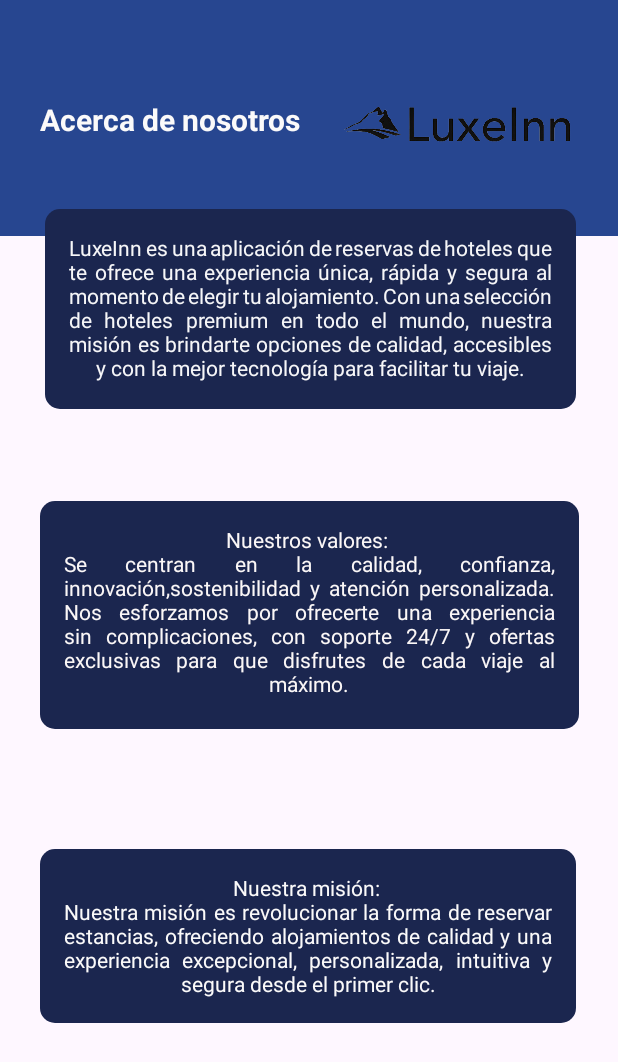
After one commit to ManuelCalam/LuxeInn, an Android app: the NostrosActivity screen opened directly, with no data from a screen before it, on a phone screen of 412 x 824 dp. The commit adds this screen. Shown: the top 1062 px of the screen. Run offline under Robolectric (Android 15) with nearby library versions, the phone set to English and light mode, and no system bars.

Commit message:
Acerca de nosotros

```diff
--- a/app/src/main/AndroidManifest.xml
+++ b/app/src/main/AndroidManifest.xml
@@ -4,8 +4,6 @@
 
     <uses-permission android:name="android.permission.INTERNET" />
     <uses-permission android:name="android.permission.ACCESS_NETWORK_STATE" />
-
-
 
     <application
         android:allowBackup="true"
@@ -17,6 +15,9 @@
         android:supportsRtl="true"
         android:theme="@style/Theme.LuxeInn"
         tools:targetApi="31">
+        <activity
+            android:name=".NostrosActivity"
+            android:exported="false" />
 
         <receiver android:name=".NotificationReceiver" />
 
--- a/app/src/main/java/com/example/luxeinn/MainActivity.kt
+++ b/app/src/main/java/com/example/luxeinn/MainActivity.kt
@@ -10,8 +10,6 @@ import android.os.Bundle
 import android.view.Menu
 import android.view.MenuItem
 import androidx.appcompat.widget.Toolbar
-import android.app.PendingIntent
-
 import java.util.Calendar
 
 class MainActivity : AppCompatActivity() {
@@ -40,7 +38,6 @@ class MainActivity : AppCompatActivity() {
             interval.toLong(),
             pendingIntent
         )
-
     }
 
     // Inflar el menú de desbordamiento
--- /dev/null
+++ b/app/src/main/java/com/example/luxeinn/NostrosActivity.kt
@@ -0,0 +1,20 @@
+package com.example.luxeinn
+
+import android.os.Bundle
+import androidx.activity.enableEdgeToEdge
+import androidx.appcompat.app.AppCompatActivity
+import androidx.core.view.ViewCompat
+import androidx.core.view.WindowInsetsCompat
+
+class NostrosActivity : AppCompatActivity() {
+    override fun onCreate(savedInstanceState: Bundle?) {
+        super.onCreate(savedInstanceState)
+        enableEdgeToEdge()
+        setContentView(R.layout.activity_nostros)
+        ViewCompat.setOnApplyWindowInsetsListener(findViewById(R.id.main)) { v, insets ->
+            val systemBars = insets.getInsets(WindowInsetsCompat.Type.systemBars())
+            v.setPadding(systemBars.left, systemBars.top, systemBars.right, systemBars.bottom)
+            insets
+        }
+    }
+}
--- /dev/null
+++ b/app/src/main/res/drawable/rounded_background.xml
@@ -0,0 +1,4 @@
+<shape xmlns:android="http://schemas.android.com/apk/res/android">
+    <solid android:color="#1B264F" /> <!-- Color de fondo -->
+    <corners android:radius="10dp" /> <!-- Bordes redondeados -->
+</shape>
--- /dev/null
+++ b/app/src/main/res/layout/activity_nostros.xml
@@ -0,0 +1,130 @@
+<?xml version="1.0" encoding="utf-8"?>
+<androidx.constraintlayout.widget.ConstraintLayout xmlns:android="http://schemas.android.com/apk/res/android"
+    xmlns:app="http://schemas.android.com/apk/res-auto"
+    xmlns:tools="http://schemas.android.com/tools"
+    android:id="@+id/main"
+    android:layout_width="match_parent"
+    android:layout_height="match_parent"
+    tools:context=".NostrosActivity">
+
+    <androidx.appcompat.widget.Toolbar
+        android:id="@+id/toolbar2"
+        android:layout_width="415dp"
+        android:layout_height="157dp"
+        android:background="#274690"
+        android:minHeight="?attr/actionBarSize"
+        android:theme="?attr/actionBarTheme"
+        app:layout_constraintBottom_toBottomOf="parent"
+        app:layout_constraintEnd_toEndOf="parent"
+        app:layout_constraintHorizontal_bias="0.0"
+        app:layout_constraintStart_toStartOf="parent"
+        app:layout_constraintTop_toTopOf="parent"
+        app:layout_constraintVertical_bias="0.0" />
+
+    <androidx.constraintlayout.widget.ConstraintLayout
+        android:layout_width="match_parent"
+        android:layout_height="match_parent"
+        tools:layout_editor_absoluteX="33dp"
+        tools:layout_editor_absoluteY="183dp">
+
+        <androidx.constraintlayout.widget.ConstraintLayout
+            android:layout_width="match_parent"
+            android:layout_height="match_parent"
+            tools:layout_editor_absoluteX="0dp"
+            tools:layout_editor_absoluteY="30dp">
+
+            <TextView
+                android:id="@+id/txtInfoMision"
+                android:layout_width="357dp"
+                android:layout_height="116dp"
+                android:layout_marginStart="26dp"
+                android:layout_marginTop="4dp"
+                android:layout_marginEnd="28dp"
+                android:layout_marginBottom="120dp"
+                android:background="@drawable/rounded_background"
+                android:hint="@string/infoMision"
+                android:justificationMode="inter_word"
+                android:padding="16dp"
+                android:textAlignment="center"
+                android:textColorHint="#FBFAFA"
+                android:textSize="14sp"
+                app:layout_constraintBottom_toBottomOf="parent"
+                app:layout_constraintEnd_toEndOf="parent"
+                app:layout_constraintStart_toStartOf="parent"
+                app:layout_constraintTop_toBottomOf="@+id/txtInfoValores" />
+
+            <TextView
+                android:id="@+id/txtInfoValores"
+                android:layout_width="359dp"
+                android:layout_height="152dp"
+                android:layout_marginStart="26dp"
+                android:layout_marginTop="17dp"
+                android:layout_marginEnd="26dp"
+                android:layout_marginBottom="54dp"
+                android:background="@drawable/rounded_background"
+                android:hint="@string/infoValores"
+                android:justificationMode="inter_word"
+                android:padding="16dp"
+                android:textAlignment="center"
+                android:textColorHint="#FBF7F7"
+                android:textSize="14sp"
+                app:layout_constraintBottom_toTopOf="@+id/txtInfoMision"
+                app:layout_constraintEnd_toEndOf="parent"
+                app:layout_constraintStart_toStartOf="parent"
+                app:layout_constraintTop_toBottomOf="@+id/txtLuxeInn" />
+
+            <TextView
+                android:id="@+id/txtLuxeInn"
+                android:layout_width="354dp"
+                android:layout_height="133dp"
+                android:layout_marginStart="29dp"
+                android:layout_marginTop="-60dp"
+                android:layout_marginEnd="28dp"
+                android:layout_marginBottom="21dp"
+                android:background="@drawable/rounded_background"
+                android:hint="@string/LuxeInn"
+                android:justificationMode="inter_word"
+                android:padding="16dp"
+                android:textAlignment="center"
+                android:textColorHint="#F6F6F8"
+                android:textSize="14sp"
+                app:layout_constraintBottom_toTopOf="@+id/txtInfoValores"
+                app:layout_constraintEnd_toEndOf="parent"
+                app:layout_constraintStart_toStartOf="parent"
+                app:layout_constraintTop_toBottomOf="@+id/imageView2" />
+
+            <ImageView
+                android:id="@+id/imageView2"
+                android:layout_width="189dp"
+                android:layout_height="66dp"
+                android:layout_marginTop="36dp"
+                android:layout_marginEnd="13dp"
+                android:layout_marginBottom="53dp"
+                app:layout_constraintBottom_toTopOf="@+id/txtLuxeInn"
+                app:layout_constraintEnd_toEndOf="parent"
+                app:layout_constraintStart_toEndOf="@+id/txtNosotros"
+                app:layout_constraintTop_toTopOf="parent"
+                app:srcCompat="@drawable/logo" />
+
+            <TextView
+                android:id="@+id/txtNosotros"
+                android:layout_width="wrap_content"
+                android:layout_height="wrap_content"
+                android:layout_marginStart="26dp"
+                android:layout_marginTop="54dp"
+                android:layout_marginEnd="7dp"
+                android:layout_marginBottom="34dp"
+                android:backgroundTint="#8E1F1F"
+                android:hint="@string/nosotros"
+                android:textColorHint="#FBFAFA"
+                android:textSize="20sp"
+                android:textStyle="bold"
+                app:layout_constraintBottom_toTopOf="@+id/txtLuxeInn"
+                app:layout_constraintEnd_toStartOf="@+id/imageView2"
+                app:layout_constraintStart_toStartOf="parent"
+                app:layout_constraintTop_toTopOf="parent" />
+        </androidx.constraintlayout.widget.ConstraintLayout>
+    </androidx.constraintlayout.widget.ConstraintLayout>
+
+
+</androidx.constraintlayout.widget.ConstraintLayout>
--- a/app/src/main/res/values/strings.xml
+++ b/app/src/main/res/values/strings.xml
@@ -9,4 +9,18 @@
     <string name="mapa_de_hoteles">Mapa de Hoteles</string>
     <string name="acerca_de_nosotros">Acerca de Nosotros</string>
     <string name="cerrar_sesi_n">Cerrar Sesión</string>
+
+    <string name="nosotros">Acerca de nosotros</string>
+    <string name="LuxeInn">LuxeInn es una aplicación de reservas de hoteles que te ofrece una
+        experiencia única, rápida y segura al momento de elegir tu alojamiento. Con una
+        selección de hoteles premium en todo el mundo, nuestra misión es brindarte opciones
+        de calidad, accesibles y con la mejor tecnología para facilitar tu viaje.</string>
+    <string name="infoValores">Nuestros valores:
+        \nSe centran en la calidad, confianza, innovación,sostenibilidad y atención personalizada.
+        Nos esforzamos por ofrecerte una experiencia sin complicaciones, con soporte 24/7 y
+        ofertas exclusivas para que disfrutes de cada viaje al máximo.</string>
+    <string name="infoMision">Nuestra misión:
+        \nNuestra misión es revolucionar la forma de reservar estancias, ofreciendo alojamientos de calidad
+        y una experiencia excepcional, personalizada, intuitiva y segura desde el primer clic.</string>
+
 </resources>
```
